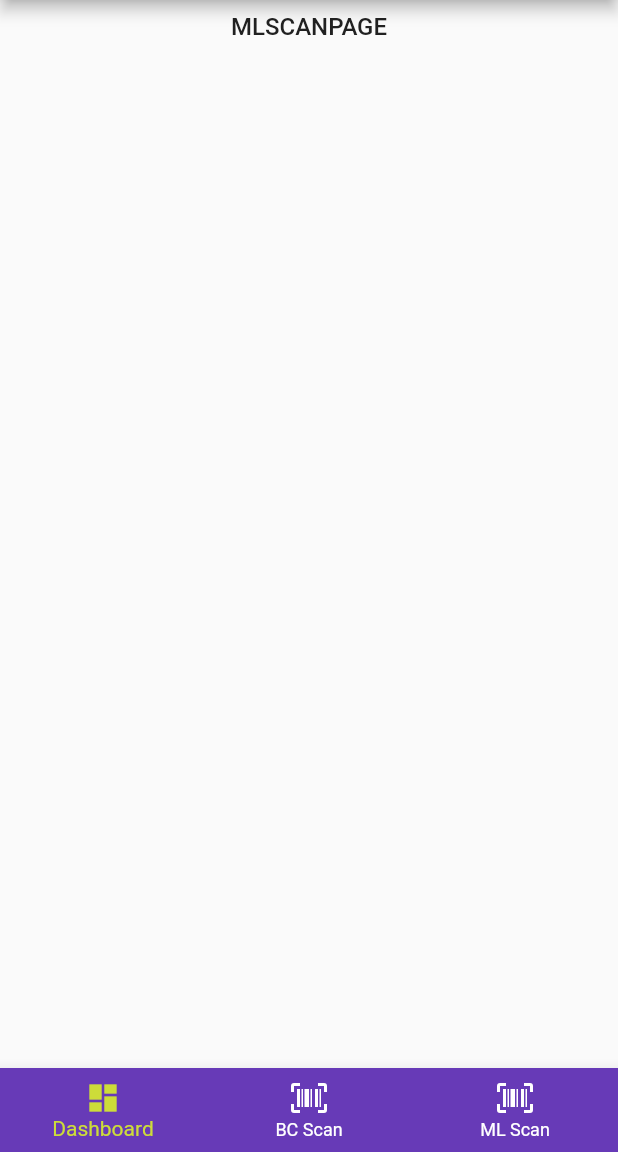
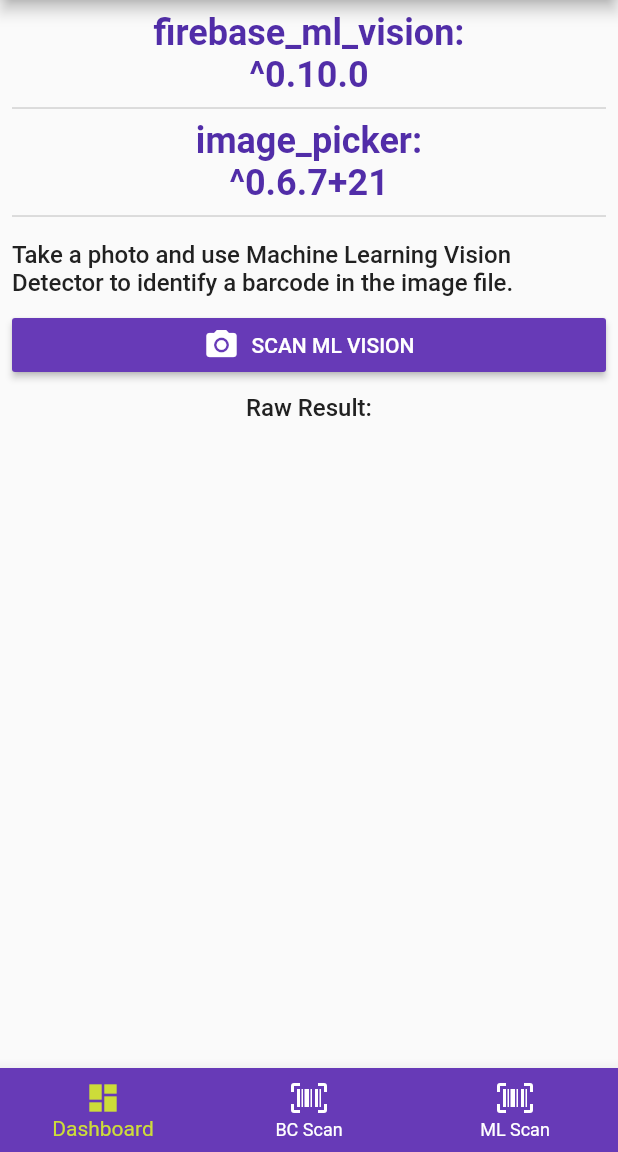
Before and after one commit to MisorWyvern/barcode_poc, a Flutter app: the screen it shows after launch, swiped to page 3, on a phone screen of 412 x 824 dp, the part 84-1236 px from its top. Run offline on Flutter 3.47's test engine with Material 2 defaults, Android fonts, the phone set to English and light mode, and no system bars; our stand-ins replace flutter_svg, image_picker; missing offline and left inert: firebase_ml_vision, flutter_barcode_scanner; accounts and stored records are empty.

Commit message:
add ml scan page, custom raised button, icon button label widgets

```diff
--- a/lib/models/theme.dart
+++ b/lib/models/theme.dart
@@ -35,6 +35,11 @@ final ThemeData theme = ThemeData(
       fontSize: _fontSizeUnit * 4,
       fontWeight: FontWeight.bold,
     ),
+    headline3: TextStyle(
+      color: _darkPurple,
+      fontSize: _fontSizeUnit * 3,
+      fontWeight: FontWeight.bold,
+    ),
     headline6: TextStyle(
       color: _darkPurple,
       fontSize: _fontSizeUnit * 2.2,
--- a/lib/pages/ml_scan_page.dart
+++ b/lib/pages/ml_scan_page.dart
@@ -1,9 +1,29 @@
-// import 'package:firebase_ml_vision/firebase_ml_vision.dart';
+import 'dart:io';
+
+import 'package:barcode_poc/widgets/custom_raised_button.dart';
+import 'package:firebase_ml_vision/firebase_ml_vision.dart';
 import 'package:flutter/material.dart';
+import 'package:image_picker/image_picker.dart';
 
-class MLScanPage extends StatelessWidget {
-  // final BarcodeDetector barcodeDetector =
-  //     FirebaseVision.instance.barcodeDetector();
+import '../widgets/padded_bodytext.dart';
+
+class MLScanPage extends StatefulWidget {
+  @override
+  _MLScanPageState createState() => _MLScanPageState();
+}
+
+class _MLScanPageState extends State<MLScanPage> {
+  final picker = ImagePicker();
+
+  File _pickedImage;
+
+  String text = "";
+
+  bool imageLoaded;
+
+  final BarcodeDetector barcodeDetector =
+      FirebaseVision.instance.barcodeDetector();
+
   @override
   Widget build(BuildContext context) {
     return Container(
@@ -13,13 +33,64 @@ class MLScanPage extends StatelessWidget {
           child: Column(
             children: [
               Text(
-                "MLSCANPAGE",
-                style: Theme.of(context).textTheme.bodyText1,
+                "firebase_ml_vision:\n^0.10.0",
+                textAlign: TextAlign.center,
+                style: Theme.of(context).textTheme.headline3,
               ),
+              Divider(),
+              Text(
+                "image_picker:\n^0.6.7+21",
+                textAlign: TextAlign.center,
+                style: Theme.of(context).textTheme.headline3,
+              ),
+              Divider(),
+              PaddedBodyText(
+                  text:
+                      "Take a photo and use Machine Learning Vision Detector to identify a barcode in the image file."),
+              CustomRaisedButton(
+                text: "Scan ML Vision",
+                icon: Icons.camera_alt,
+                onPressed: () => _scan(),
+              ),
+              PaddedBodyText(
+                text: "Raw Result:",
+              ),
+              PaddedBodyText(text: text),
             ],
           ),
         ),
       ),
     );
   }
+
+  _scan() async {
+    //pegar a imagem pela camera
+    final pickedFile = await picker.getImage(source: ImageSource.camera);
+
+    if (pickedFile == null) {
+      return;
+    }
+
+    //pegar o arquivo pelo path e criar a visionImage
+    _pickedImage = File(pickedFile.path);
+    final FirebaseVisionImage visionImage =
+        FirebaseVisionImage.fromFile(_pickedImage);
+
+    //processar imagem
+    final List<Barcode> barcodes =
+        await barcodeDetector.detectInImage(visionImage);
+
+    //extrair o conteudo
+    text = "";
+    for (Barcode barcode in barcodes) {
+      final String rawValue = barcode.rawValue;
+      final BarcodeValueType valueType = barcode.valueType;
+      setState(() {
+        text += "\nRawValue: $rawValue\nType: $valueType";
+      });
+    }
+
+    //fechar detector
+    barcodeDetector.close();
+  }
 }
--- /dev/null
+++ b/lib/widgets/custom_raised_button.dart
@@ -0,0 +1,26 @@
+import 'package:flutter/material.dart';
+
+import 'icon_button_label.dart';
+
+class CustomRaisedButton extends StatelessWidget {
+  final Function onPressed;
+  final String text;
+  final IconData icon;
+
+  const CustomRaisedButton({Key key, this.onPressed, this.text, this.icon}) : super(key: key);
+  @override
+  Widget build(BuildContext context) {
+    return SizedBox(
+          width: MediaQuery.of(context).size.width,
+          child: RaisedButton(
+        color: Theme.of(context).primaryColor,
+        textColor: Theme.of(context).textTheme.bodyText2.color,
+        onPressed: onPressed,
+        child: IconButtonLabel(
+          icon: icon,
+          text: text,
+        ),
+      ),
+    );
+  }
+}
--- /dev/null
+++ b/lib/widgets/icon_button_label.dart
@@ -0,0 +1,27 @@
+import 'package:flutter/material.dart';
+
+class IconButtonLabel extends StatelessWidget {
+  final IconData icon;
+  final String text;
+  const IconButtonLabel({
+    Key key,
+    @required this.icon,
+    @required this.text,
+  })  : assert(text != null),
+        super(key: key);
+  @override
+  Widget build(BuildContext context) {
+    return Row(
+      mainAxisAlignment: MainAxisAlignment.center,
+      children: [
+        icon != null
+            ? Padding(
+                padding: const EdgeInsets.only(right: 8.0),
+                child: Icon(icon),
+              )
+            : Container(),
+        Text(text.toUpperCase()),
+      ],
+    );
+  }
+}
--- a/lib/widgets/padding_bodytext.dart
+++ b/lib/widgets/padded_bodytext.dart
@@ -1,9 +1,9 @@
 import 'package:flutter/material.dart';
 
-class PaddingBodyText extends StatelessWidget {
+class PaddedBodyText extends StatelessWidget {
   final String text;
 
-  const PaddingBodyText({this.text}) : assert(text != null);
+  const PaddedBodyText({this.text}) : assert(text != null);
   @override
   Widget build(BuildContext context) {
     return Padding(
```
Also changed, not shown: lib/pages/bc_scan_page.dart (+24 -23 lines), lib/pages/dashboard_page.dart (+4 -4 lines), pubspec.yaml (+5 -4 lines), pubspec.lock.
